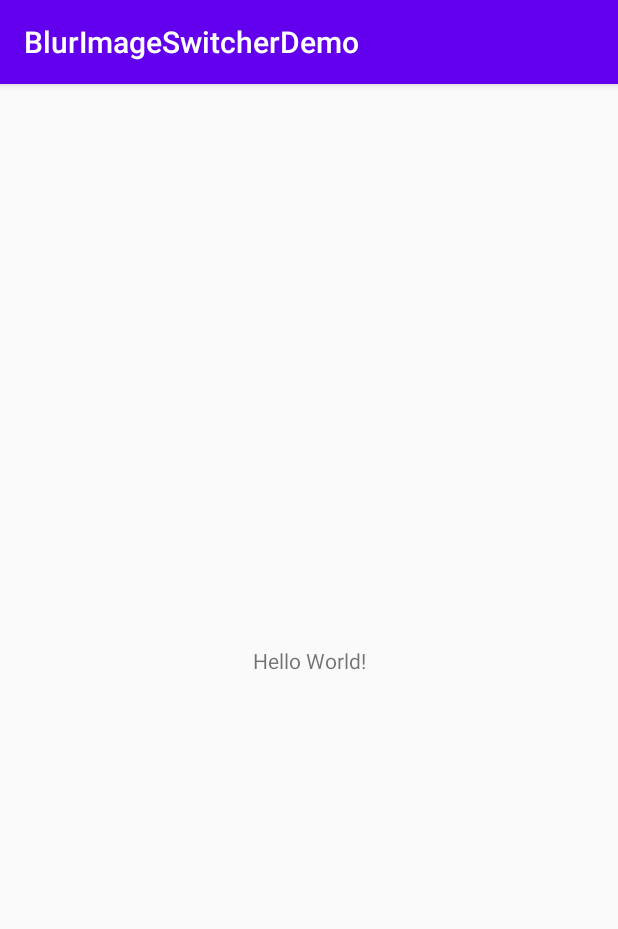
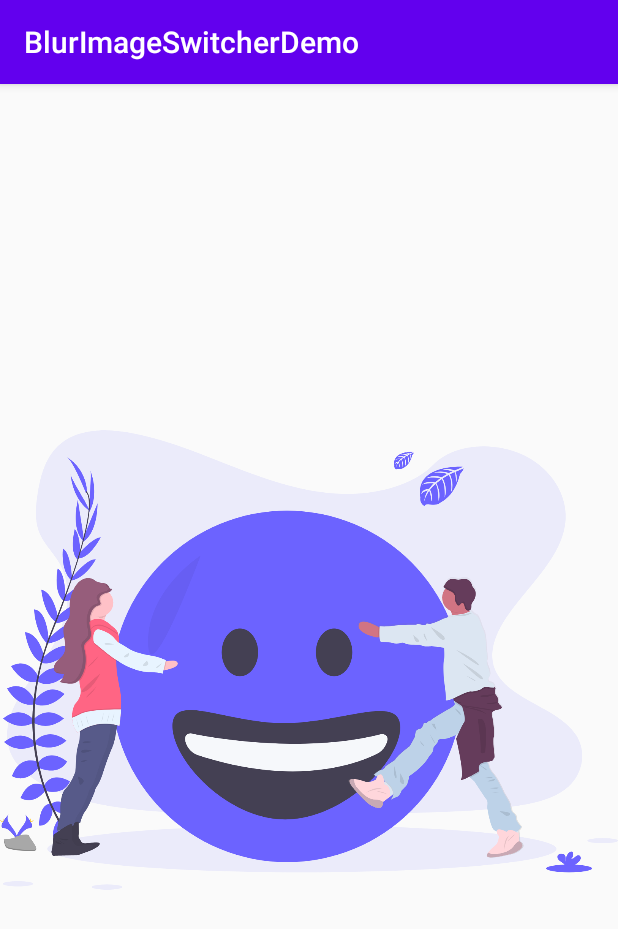
Before and after one commit to Chrisvin/BlurImageSwitcher, an Android app: the screen it shows after launch (MainActivity), on a phone screen of 412 x 824 dp. Shown: the top 929 px of the screen. Run offline under Robolectric (Android 15) with nearby library versions, the phone set to English and light mode, and no system bars.

Commit message:
Add BlurImageSwitcher in demo app

```diff
--- a/app/build.gradle
+++ b/app/build.gradle
@@ -34,4 +34,5 @@ dependencies {
     androidTestImplementation 'androidx.test.ext:junit:1.1.1'
     androidTestImplementation 'androidx.test.espresso:espresso-core:3.2.0'
 
+    implementation project(':BlurImageSwitcher')
 }
--- a/app/src/main/java/com/jem/blurimageswitcherdemo/MainActivity.kt
+++ b/app/src/main/java/com/jem/blurimageswitcherdemo/MainActivity.kt
@@ -1,11 +1,42 @@
 package com.jem.blurimageswitcherdemo
 
+import android.os.Bundle
 import androidx.appcompat.app.AppCompatActivity
-import android.os.Bundle
+import kotlinx.android.synthetic.main.activity_main.*
+import java.util.*
+import kotlin.concurrent.scheduleAtFixedRate
 
 class MainActivity : AppCompatActivity() {
+    private var imageIndex = 0
+    private lateinit var timer: Timer
+
+    private val imageResourceList = arrayListOf(
+        R.drawable.ic_undraw_black_lives_matter_rndk,
+        R.drawable.ic_undraw_content_team_3epn,
+        R.drawable.ic_undraw_accept_tasks_po1c,
+        R.drawable.ic_undraw_feeling_blue_4b7q,
+        R.drawable.ic_undraw_smiley_face_lmgm
+    )
+
     override fun onCreate(savedInstanceState: Bundle?) {
         super.onCreate(savedInstanceState)
         setContentView(R.layout.activity_main)
+
+        timer = Timer()
+        timer.scheduleAtFixedRate(1000, 1500) {
+            runOnUiThread {
+//                    imageSwitcher.showNext()
+                imageSwitcher.setImageResource(imageResourceList[imageIndex])
+                imageIndex = (imageIndex + 1) % 5
+            }
+        }
+
+//        val currentImageView = (imageSwitcher.currentView as ImageView)
+//        val currentBitmap = currentImageView.drawable.toBitmap()
+//        val outBlurAnimation = BlurAnimation(currentImageView, currentBitmap, 100, 0)
+//        outBlurAnimation.duration =
+//            this.resources.getInteger(android.R.integer.config_mediumAnimTime).toLong()
+//        currentImageView.animation = outBlurAnimation
+//        currentImageView.animate()
     }
 }
--- a/app/src/main/res/layout/activity_main.xml
+++ b/app/src/main/res/layout/activity_main.xml
@@ -1,18 +1,25 @@
 <?xml version="1.0" encoding="utf-8"?>
 <androidx.constraintlayout.widget.ConstraintLayout xmlns:android="http://schemas.android.com/apk/res/android"
-    xmlns:app="http://schemas.android.com/apk/res-auto"
     xmlns:tools="http://schemas.android.com/tools"
     android:layout_width="match_parent"
     android:layout_height="match_parent"
     tools:context=".MainActivity">
 
-    <TextView
-        android:layout_width="wrap_content"
-        android:layout_height="wrap_content"
-        android:text="Hello World!"
-        app:layout_constraintBottom_toBottomOf="parent"
-        app:layout_constraintLeft_toLeftOf="parent"
-        app:layout_constraintRight_toRightOf="parent"
-        app:layout_constraintTop_toTopOf="parent" />
+    <com.jem.blurimageswitcher.BlurImageSwitcher
+        android:id="@+id/imageSwitcher"
+        android:layout_width="match_parent"
+        android:layout_height="match_parent">
+
+        <ImageView
+            android:layout_width="match_parent"
+            android:layout_height="match_parent"
+            android:src="@drawable/ic_undraw_smiley_face_lmgm" />
+
+        <ImageView
+            android:layout_width="match_parent"
+            android:layout_height="match_parent"
+            android:src="@drawable/ic_undraw_feeling_blue_4b7q" />
+
+    </com.jem.blurimageswitcher.BlurImageSwitcher>
 
 </androidx.constraintlayout.widget.ConstraintLayout>
```
